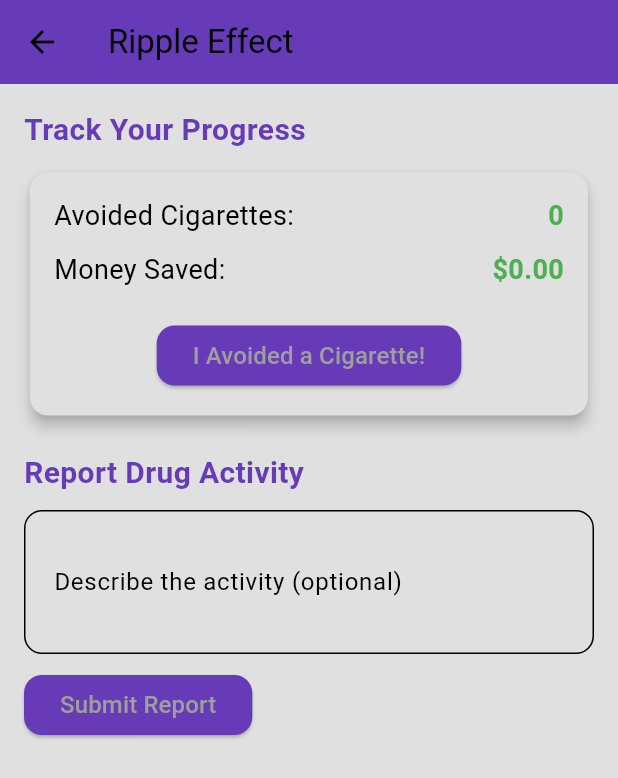
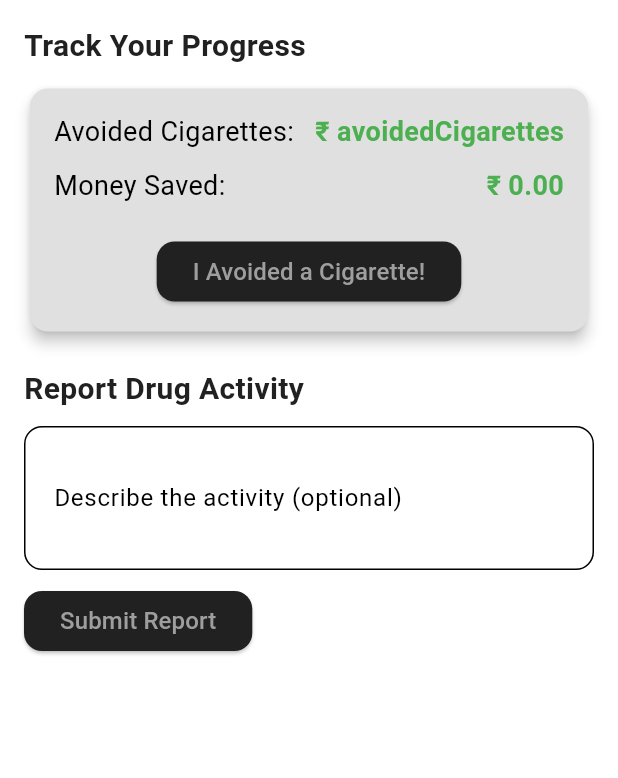
Before and after one commit to Confusedaff/DrugAppV2, a Flutter app: the RipplePage screen opened by its route, on a phone screen of 412 x 824 dp. Shown: the top 778 px of the screen. Run offline on Flutter 3.47's test engine with Material 3 defaults, Android fonts, the light colour scheme and no system bars; our stand-ins replace carousel_slider, cloud_firestore, firebase_auth, firebase_core, google_fonts, google_maps_flutter and 6 more; accounts and stored records are empty.

Commit message:
final final version

```diff
--- a/Aegis public/lib/pages/ripple.dart
+++ b/Aegis public/lib/pages/ripple.dart
@@ -10,7 +10,7 @@ class RipplePage extends StatefulWidget {
 class _RipplePageState extends State<RipplePage> {
   int avoidedCigarettes = 0; // Counter for avoided cigarettes
   double moneySaved = 0.0; // Total money saved
-  final double costPerCigarette = 0.5; // Cost of a single cigarette
+  final double costPerCigarette = 44; // Cost of a single cigarette
   final TextEditingController reportController = TextEditingController();
 
   void _incrementCounter() {
@@ -43,21 +43,18 @@ class _RipplePageState extends State<RipplePage> {
   @override
   Widget build(BuildContext context) {
     return Scaffold(
-      appBar: AppBar(
-        title: const Text("Ripple Effect"),
-        backgroundColor: Colors.deepPurple,
-      ),
+      backgroundColor: Theme.of(context).colorScheme.tertiary,
       body: SingleChildScrollView(
         padding: const EdgeInsets.all(16.0),
         child: Column(
           crossAxisAlignment: CrossAxisAlignment.start,
           children: [
-            const Text(
+            Text(
               "Track Your Progress",
               style: TextStyle(
                 fontSize: 20,
                 fontWeight: FontWeight.bold,
-                color: Colors.deepPurple,
+                color: Theme.of(context).colorScheme.inversePrimary,
               ),
             ),
             const SizedBox(height: 10),
@@ -78,7 +75,7 @@ class _RipplePageState extends State<RipplePage> {
                           style: TextStyle(fontSize: 18),
                         ),
                         Text(
-                          "$avoidedCigarettes",
+                          "₹ avoidedCigarettes",
                           style: const TextStyle(
                             fontSize: 18,
                             fontWeight: FontWeight.bold,
@@ -96,7 +93,7 @@ class _RipplePageState extends State<RipplePage> {
                           style: TextStyle(fontSize: 18),
                         ),
                         Text(
-                          "\$${moneySaved.toStringAsFixed(2)}",
+                          "\₹ ${moneySaved.toStringAsFixed(2)}",
                           style: const TextStyle(
                             fontSize: 18,
                             fontWeight: FontWeight.bold,
@@ -109,7 +106,8 @@ class _RipplePageState extends State<RipplePage> {
                     ElevatedButton(
                       onPressed: _incrementCounter,
                       style: ElevatedButton.styleFrom(
-                        backgroundColor: Colors.deepPurple,
+                        backgroundColor:
+                            Theme.of(context).colorScheme.inversePrimary,
                         shape: RoundedRectangleBorder(
                           borderRadius: BorderRadius.circular(12.0),
                         ),
@@ -124,12 +122,12 @@ class _RipplePageState extends State<RipplePage> {
               ),
             ),
             const SizedBox(height: 20),
-            const Text(
+            Text(
               "Report Drug Activity",
               style: TextStyle(
                 fontSize: 20,
                 fontWeight: FontWeight.bold,
-                color: Colors.deepPurple,
+                color: Theme.of(context).colorScheme.inversePrimary,
               ),
             ),
             const SizedBox(height: 10),
@@ -152,7 +150,7 @@ class _RipplePageState extends State<RipplePage> {
             ElevatedButton(
               onPressed: _submitReport,
               style: ElevatedButton.styleFrom(
-                backgroundColor: Colors.deepPurple,
+                backgroundColor: Theme.of(context).colorScheme.inversePrimary,
                 shape: RoundedRectangleBorder(
                   borderRadius: BorderRadius.circular(12.0),
                 ),
--- a/Aegis public/pubspec.yaml
+++ b/Aegis public/pubspec.yaml
@@ -81,7 +81,7 @@ flutter:
   # To add assets to your application, add an assets section, like this:
   assets:
     - lib/Images/
-    - assets/animations/
+    - assets/animation/
     - assets/
   #   - images/a_dot_ham.jpeg
 
```
